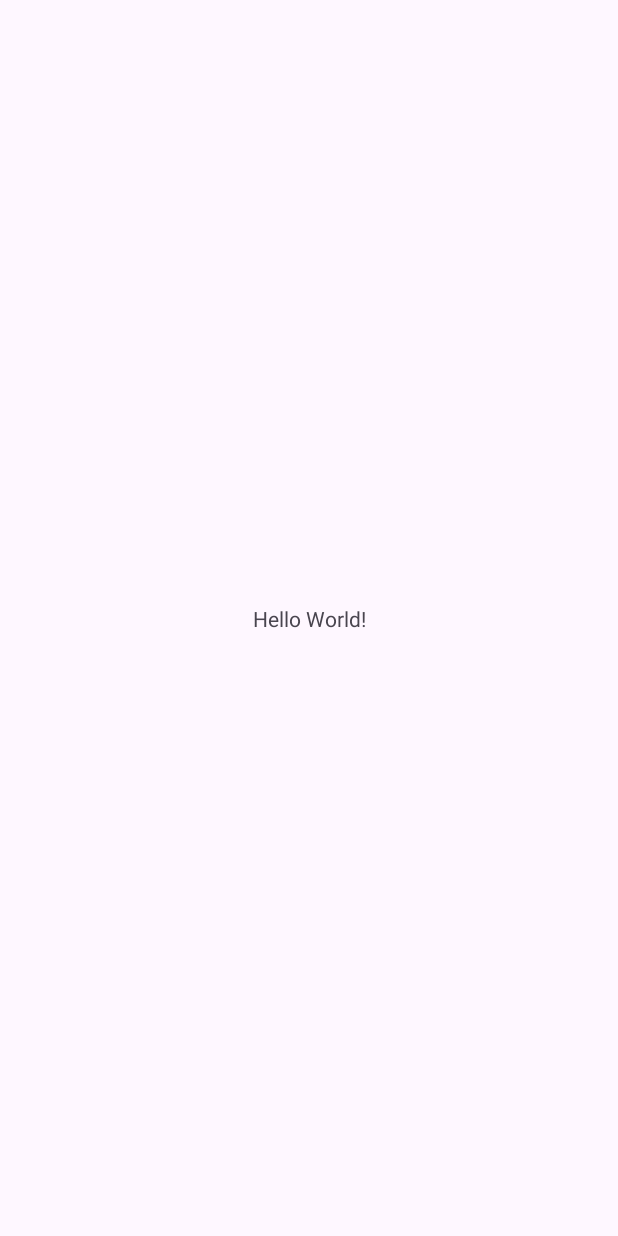
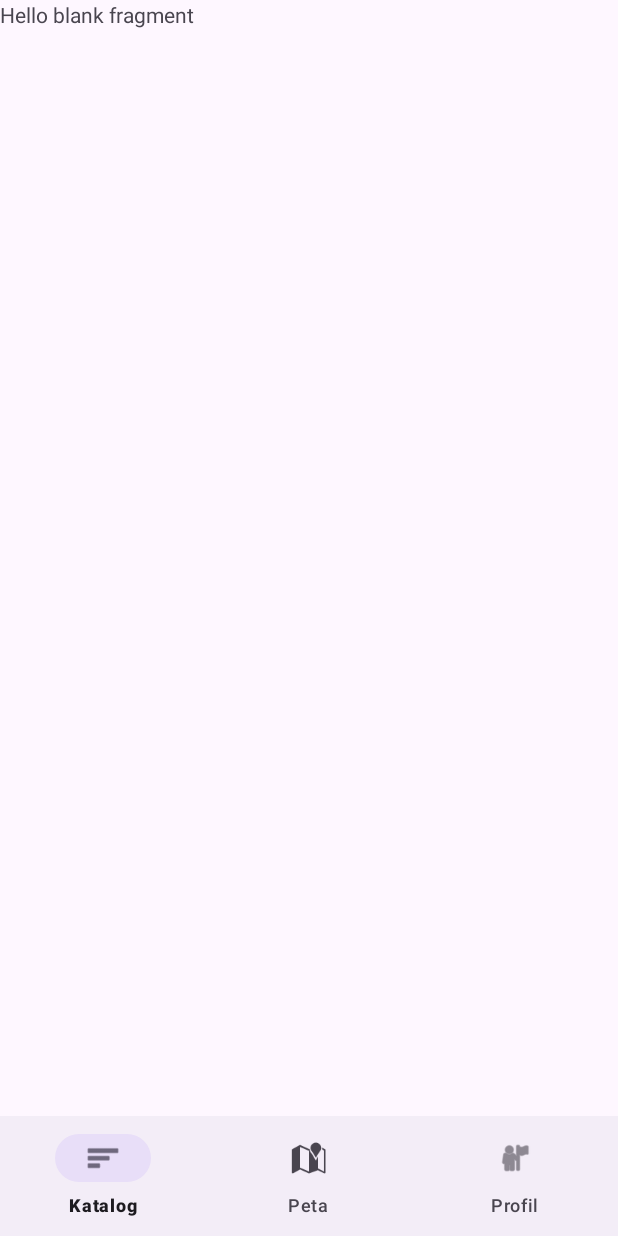
Before and after one commit to harisampurno88/uaspemrogrammanmobile, an Android app: the screen it shows after launch once a user with an empty profile is signed in (MainActivity), on a phone screen of 412 x 824 dp. Before the commit the screen is almost empty. Run offline under Robolectric (Android 15) with nearby library versions, the phone set to English and light mode, and no system bars; our stand-ins replace Firebase (no records; nobody signed in at launch, a user with empty details on screens opened directly).

Commit message:
navigasi bottom, logout

```diff
--- a/app/src/main/java/com/example/uaspemrogrammanmobile/MainActivity.kt
+++ b/app/src/main/java/com/example/uaspemrogrammanmobile/MainActivity.kt
@@ -1,20 +1,40 @@
 package com.example.uaspemrogrammanmobile
 
 import android.os.Bundle
-import androidx.activity.enableEdgeToEdge
 import androidx.appcompat.app.AppCompatActivity
-import androidx.core.view.ViewCompat
-import androidx.core.view.WindowInsetsCompat
+import androidx.fragment.app.Fragment
+import com.example.uaspemrogrammanmobile.databinding.ActivityMainBinding
+import com.example.uaspemrogrammanmobile.ui.home.HomeFragment
+import com.example.uaspemrogrammanmobile.ui.map.MapFragment
+import com.example.uaspemrogrammanmobile.ui.profile.ProfileFragment
 
 class MainActivity : AppCompatActivity() {
+
+    private lateinit var binding: ActivityMainBinding
+
     override fun onCreate(savedInstanceState: Bundle?) {
         super.onCreate(savedInstanceState)
-        enableEdgeToEdge()
-        setContentView(R.layout.activity_main)
-        ViewCompat.setOnApplyWindowInsetsListener(findViewById(R.id.main)) { v, insets ->
-            val systemBars = insets.getInsets(WindowInsetsCompat.Type.systemBars())
-            v.setPadding(systemBars.left, systemBars.top, systemBars.right, systemBars.bottom)
-            insets
+        binding = ActivityMainBinding.inflate(layoutInflater)
+        setContentView(binding.root)
+
+        // Tampilkan HomeFragment secara default saat pertama kali dibuka
+        if (savedInstanceState == null) {
+            replaceFragment(HomeFragment())
+        }
+
+        binding.bottomNavigation.setOnItemSelectedListener { item ->
+            when (item.itemId) {
+                R.id.nav_home -> replaceFragment(HomeFragment())
+                R.id.nav_map -> replaceFragment(MapFragment())
+                R.id.nav_profile -> replaceFragment(ProfileFragment())
+            }
+            true
         }
     }
+
+    private fun replaceFragment(fragment: Fragment) {
+        supportFragmentManager.beginTransaction()
+            .replace(R.id.fragmentContainer, fragment)
+            .commit()
+    }
 }
--- /dev/null
+++ b/app/src/main/java/com/example/uaspemrogrammanmobile/ui/home/HomeFragment.kt
@@ -0,0 +1,60 @@
+package com.example.uaspemrogrammanmobile.ui.home
+
+import android.os.Bundle
+import androidx.fragment.app.Fragment
+import android.view.LayoutInflater
+import android.view.View
+import android.view.ViewGroup
+import com.example.uaspemrogrammanmobile.R
+
+// TODO: Rename parameter arguments, choose names that match
+// the fragment initialization parameters, e.g. ARG_ITEM_NUMBER
+private const val ARG_PARAM1 = "param1"
+private const val ARG_PARAM2 = "param2"
+
+/**
+ * A simple [Fragment] subclass.
+ * Use the [HomeFragment.newInstance] factory method to
+ * create an instance of this fragment.
+ */
+class HomeFragment : Fragment() {
+    // TODO: Rename and change types of parameters
+    private var param1: String? = null
+    private var param2: String? = null
+
+    override fun onCreate(savedInstanceState: Bundle?) {
+        super.onCreate(savedInstanceState)
+        arguments?.let {
+            param1 = it.getString(ARG_PARAM1)
+            param2 = it.getString(ARG_PARAM2)
+        }
+    }
+
+    override fun onCreateView(
+        inflater: LayoutInflater, container: ViewGroup?,
+        savedInstanceState: Bundle?
+    ): View? {
+        // Inflate the layout for this fragment
+        return inflater.inflate(R.layout.fragment_home, container, false)
+    }
+
+    companion object {
+        /**
+         * Use this factory method to create a new instance of
+         * this fragment using the provided parameters.
+         *
+         * @param param1 Parameter 1.
+         * @param param2 Parameter 2.
+         * @return A new instance of fragment HomeFragment.
+         */
+        // TODO: Rename and change types and number of parameters
+        @JvmStatic
+        fun newInstance(param1: String, param2: String) =
+            HomeFragment().apply {
+                arguments = Bundle().apply {
+                    putString(ARG_PARAM1, param1)
+                    putString(ARG_PARAM2, param2)
+                }
+            }
+    }
+}
--- a/app/src/main/res/layout/activity_main.xml
+++ b/app/src/main/res/layout/activity_main.xml
@@ -1,19 +1,26 @@
 <?xml version="1.0" encoding="utf-8"?>
-<androidx.constraintlayout.widget.ConstraintLayout xmlns:android="http://schemas.android.com/apk/res/android"
+<androidx.constraintlayout.widget.ConstraintLayout
+    xmlns:android="http://schemas.android.com/apk/res/android"
     xmlns:app="http://schemas.android.com/apk/res-auto"
-    xmlns:tools="http://schemas.android.com/tools"
-    android:id="@+id/main"
     android:layout_width="match_parent"
-    android:layout_height="match_parent"
-    tools:context=".MainActivity">
+    android:layout_height="match_parent">
 
-    <TextView
-        android:layout_width="wrap_content"
-        android:layout_height="wrap_content"
-        android:text="Hello World!"
-        app:layout_constraintBottom_toBottomOf="parent"
+    <androidx.fragment.app.FragmentContainerView
+        android:id="@+id/fragmentContainer"
+        android:layout_width="0dp"
+        android:layout_height="0dp"
+        app:layout_constraintBottom_toTopOf="@id/bottomNavigation"
         app:layout_constraintEnd_toEndOf="parent"
         app:layout_constraintStart_toStartOf="parent"
         app:layout_constraintTop_toTopOf="parent" />
 
+    <com.google.android.material.bottomnavigation.BottomNavigationView
+        android:id="@+id/bottomNavigation"
+        android:layout_width="0dp"
+        android:layout_height="wrap_content"
+        app:layout_constraintBottom_toBottomOf="parent"
+        app:layout_constraintEnd_toEndOf="parent"
+        app:layout_constraintStart_toStartOf="parent"
+        app:menu="@menu/bottom_nav_menu" />
+
 </androidx.constraintlayout.widget.ConstraintLayout>
--- /dev/null
+++ b/app/src/main/res/layout/fragment_home.xml
@@ -0,0 +1,14 @@
+<?xml version="1.0" encoding="utf-8"?>
+<FrameLayout xmlns:android="http://schemas.android.com/apk/res/android"
+    xmlns:tools="http://schemas.android.com/tools"
+    android:layout_width="match_parent"
+    android:layout_height="match_parent"
+    tools:context=".ui.home.HomeFragment">
+
+    <!-- TODO: Update blank fragment layout -->
+    <TextView
+        android:layout_width="match_parent"
+        android:layout_height="match_parent"
+        android:text="@string/hello_blank_fragment" />
+
+</FrameLayout>
--- /dev/null
+++ b/app/src/main/res/menu/bottom_nav_menu.xml
@@ -0,0 +1,15 @@
+<?xml version="1.0" encoding="utf-8"?>
+<menu xmlns:android="http://schemas.android.com/apk/res/android">
+    <item
+        android:id="@+id/nav_home"
+        android:icon="@android:drawable/ic_menu_sort_by_size"
+        android:title="@string/nav_home" />
+    <item
+        android:id="@+id/nav_map"
+        android:icon="@android:drawable/ic_dialog_map"
+        android:title="@string/nav_map" />
+    <item
+        android:id="@+id/nav_profile"
+        android:icon="@android:drawable/ic_menu_myplaces"
+        android:title="@string/nav_profile" />
+</menu>
--- a/app/src/main/res/values/strings.xml
+++ b/app/src/main/res/values/strings.xml
@@ -22,4 +22,26 @@
     <string name="err_empty_password">Kata sandi tidak boleh kosong</string>
     <string name="err_short_password">Kata sandi minimal 6 karakter</string>
     <string name="welcome_user">Selamat datang, %1$s!</string>
+
+    <!-- Navigasi & Menu Utama -->
+    <string name="nav_home">Katalog</string>
+    <string name="nav_map">Peta</string>
+    <string name="nav_profile">Profil</string>
+
+    <!-- Katalog & Pencarian -->
+    <string name="search_hint">Cari nama spesies pohon…</string>
+    <string name="empty_plant_list">Belum ada data pohon terdaftar.\nTekan tombol (+) di pojok kanan bawah untuk menambahkan.</string>
+    <string name="uploaded_by">Oleh: %1$s</string>
+
+    <!-- Form Tambah / Edit -->
+    <string name="title_add_plant">Tambah Data Pohon</string>
+    <string name="title_edit_plant">Edit Data Pohon</string>
+    <string name="hint_species_name">Nama Spesies / Pohon</string>
+    <string name="hint_description">Deskripsi / Lokasi Spesifik (misal: Depan Gedung Teknik)</string>
+    <string name="btn_take_photo">Ambil Foto Pohon</string>
+    <string name="btn_save_plant">Simpan Data Pohon</string>
+    <string name="status_getting_gps">Mengambil koordinat GPS…</string>
+    <string name="status_gps_ready">Lokasi GPS terkunci: %1$.5f, %2$.5f</string>
+    <!-- TODO: Remove or change this placeholder text -->
+    <string name="hello_blank_fragment">Hello blank fragment</string>
 </resources>
```
Also changed, not shown: app/src/main/java/com/example/uaspemrogrammanmobile/data/model/Plant.kt (added, +17 -0 lines), app/src/main/java/com/example/uaspemrogrammanmobile/ui/map/MapFragment.kt (added, +60 -0 lines), app/src/main/java/com/example/uaspemrogrammanmobile/ui/profile/ProfileFragment.kt (added, +46 -0 lines), app/src/main/res/layout/fragment_map.xml (added, +14 -0 lines), app/src/main/res/layout/fragment_profile.xml (added, +39 -0 lines).
